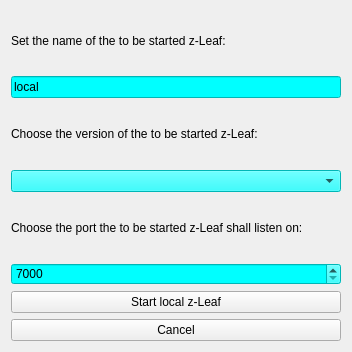
The window that src/localzleafstarter.ui (tobiaswee/Labcontrol) describes before a commit, drawn with Qt 5.
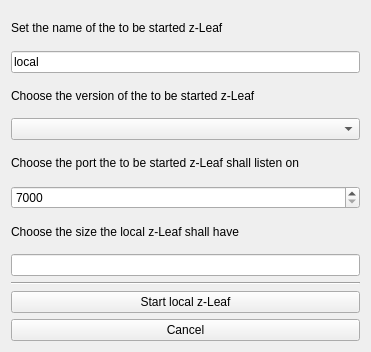
The same window after the commit.

Commit message: version 2.1.5 - merge from fork - most important change is the session starter tab (moved back from pop up)

The edit to the form file:
```diff
--- a/src/localzleafstarter.ui
+++ b/src/localzleafstarter.ui
@@ -6,7 +6,7 @@
    <rect>
     <x>0</x>
     <y>0</y>
-    <width>352</width>
+    <width>371</width>
     <height>352</height>
    </rect>
   </property>
@@ -20,7 +20,7 @@
       <string>This sets the name with which this local z-Leaf will connect to z-Tree.</string>
      </property>
      <property name="text">
-      <string>Set the name of the to be started z-Leaf:</string>
+      <string>Set the name of the to be started z-Leaf</string>
      </property>
     </widget>
    </item>
@@ -30,7 +30,7 @@
       <string>This sets the name with which this local z-Leaf will connect to z-Tree.</string>
      </property>
      <property name="styleSheet">
-      <string notr="true">background: cyan;</string>
+      <string notr="true"/>
      </property>
      <property name="text">
       <string>local</string>
@@ -43,7 +43,7 @@
       <string>Choose of which version the started z-Leaf shall be.</string>
      </property>
      <property name="text">
-      <string>Choose the version of the to be started z-Leaf:</string>
+      <string>Choose the version of the to be started z-Leaf</string>
      </property>
     </widget>
    </item>
@@ -53,7 +53,7 @@
       <string>Choose of which version the started z-Leaf shall be.</string>
      </property>
      <property name="styleSheet">
-      <string notr="true">background: cyan;</string>
+      <string notr="true"/>
      </property>
      <property name="maxVisibleItems">
       <number>32</number>
@@ -66,7 +66,7 @@
       <string>Set the port on which the z-Tree which shall be connected to listens.</string>
      </property>
      <property name="text">
-      <string>Choose the port the to be started z-Leaf shall listen on:</string>
+      <string>Choose the port the to be started z-Leaf shall listen on</string>
      </property>
     </widget>
    </item>
@@ -76,7 +76,7 @@
       <string>Set the port on which the z-Tree which shall be connected to listens.</string>
      </property>
      <property name="styleSheet">
-      <string notr="true">background: cyan;</string>
+      <string notr="true"/>
      </property>
      <property name="minimum">
       <number>7000</number>
@@ -89,6 +89,23 @@
      </property>
     </widget>
    </item>
+   <item>
+    <widget class="QLabel" name="LLocalzLeafSize">
+     <property name="text">
+      <string>Choose the size the local z-Leaf shall have</string>
+     </property>
+    </widget>
+   </item>
+   <item>
+    <widget class="QLineEdit" name="LELocalzLeafSize"/>
+   </item>
+   <item>
+    <widget class="Line" name="line_Start">
+     <property name="orientation">
+      <enum>Qt::Horizontal</enum>
+     </property>
+    </widget>
+   </item>
    <item>
     <widget class="QPushButton" name="PBStartLocalzLeaf">
      <property name="toolTip">
```
Left out of the diff: 3 changed lines with no effect on the pictures. The commit also changes 23 other files.
